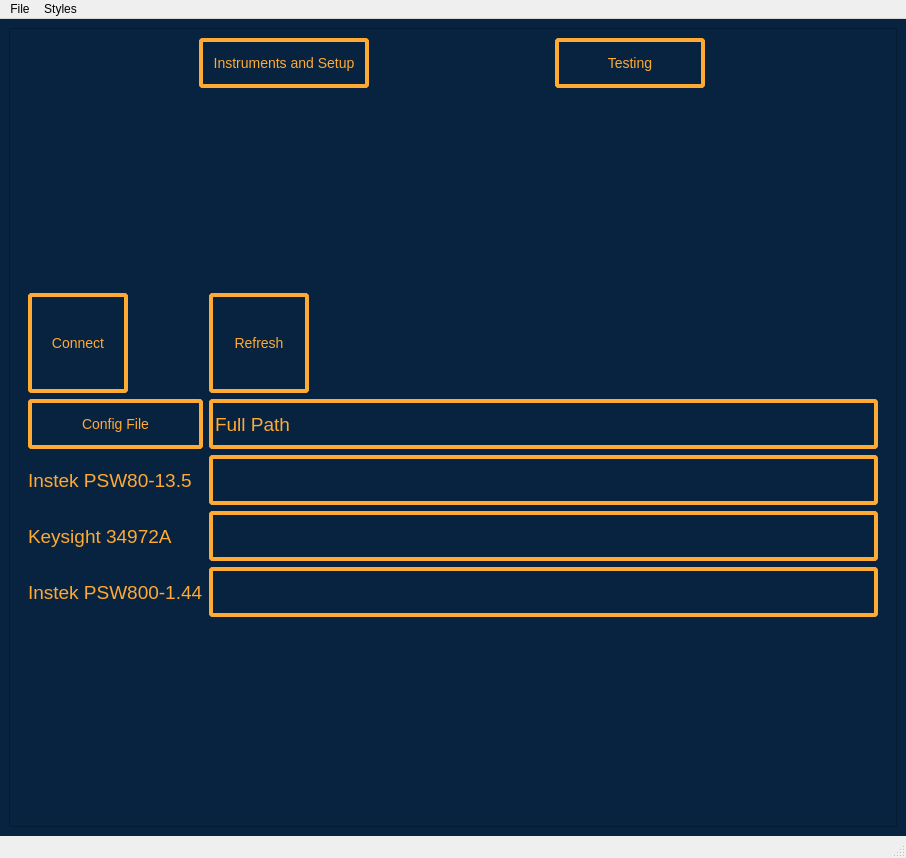
The window that PWRAutomatedTest/385-0030-TestSet/385-0030-RevD-GUI.ui (ninja-lab/pluto) describes before a commit, drawn with Qt 5.
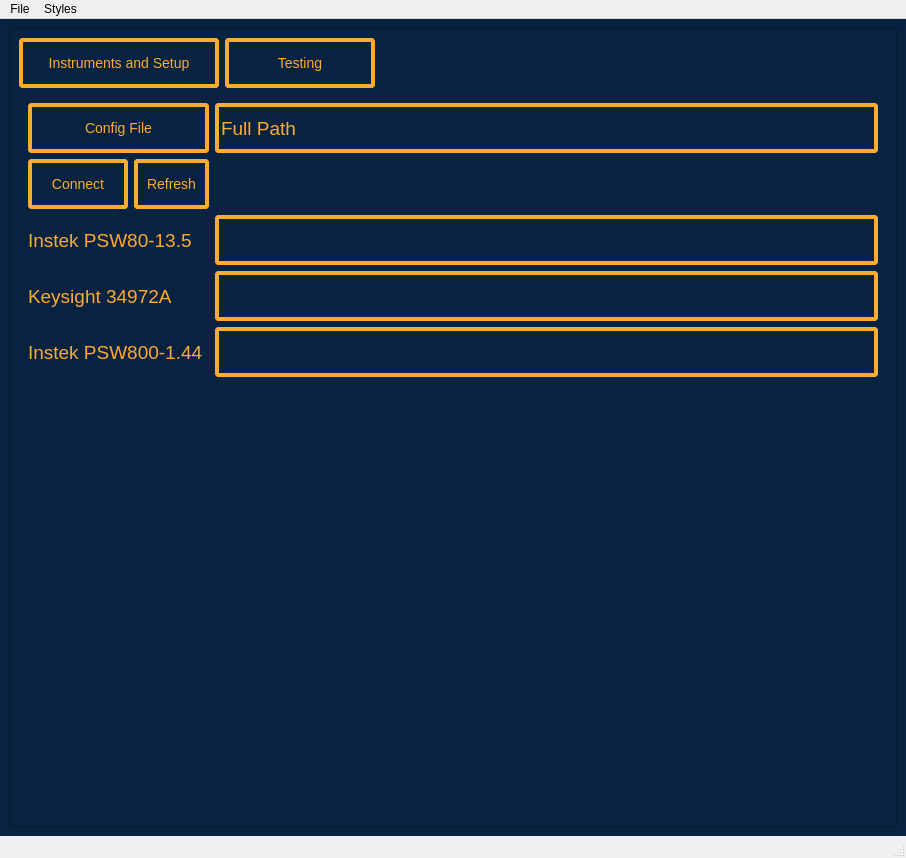
The same window after the commit. The open tabs and pages were chosen to show the change. Icons and pictures are not drawn.

Commit message: 1. updated GUI 2. changed threading scheme around 3. fixed bugs TODO: write results file to disk

```diff
--- a/PWRAutomatedTest/385-0030-TestSet/385-0030-RevD-GUI.ui
+++ b/PWRAutomatedTest/385-0030-TestSet/385-0030-RevD-GUI.ui
@@ -116,7 +116,7 @@
             </property>
             <property name="minimumSize">
              <size>
-              <width>0</width>
+              <width>200</width>
               <height>50</height>
              </size>
             </property>
@@ -144,7 +144,7 @@
             </property>
             <property name="minimumSize">
              <size>
-              <width>0</width>
+              <width>150</width>
               <height>50</height>
              </size>
             </property>
@@ -162,6 +162,19 @@
             </property>
            </widget>
           </item>
+          <item>
+           <spacer name="horizontalSpacer_2">
+            <property name="orientation">
+             <enum>Qt::Horizontal</enum>
+            </property>
+            <property name="sizeHint" stdset="0">
+             <size>
+              <width>40</width>
+              <height>20</height>
+             </size>
+            </property>
+           </spacer>
+          </item>
          </layout>
         </item>
         <item row="1" column="0">
@@ -309,8 +322,14 @@
            <layout class="QGridLayout" name="gridLayout_6">
             <item row="2" column="0">
              <layout class="QGridLayout" name="gridLayout_5">
-              <item row="2" column="1">
+              <item row="3" column="1" colspan="2">
                <widget class="QLabel" name="label_2">
+                <property name="minimumSize">
+                 <size>
+                  <width>0</width>
+                  <height>50</height>
+                 </size>
+                </property>
                 <property name="maximumSize">
                  <size>
                   <width>16777215</width>
@@ -322,8 +341,14 @@
                 </property>
                </widget>
               </item>
-              <item row="3" column="1">
+              <item row="4" column="1" colspan="2">
                <widget class="QLabel" name="label_4">
+                <property name="minimumSize">
+                 <size>
+                  <width>0</width>
+                  <height>50</height>
+                 </size>
+                </property>
                 <property name="maximumSize">
                  <size>
                   <width>16777215</width>
@@ -335,8 +360,14 @@
                 </property>
                </widget>
               </item>
-              <item row="4" column="1">
+              <item row="5" column="1" colspan="2">
                <widget class="QLabel" name="label_3">
+                <property name="minimumSize">
+                 <size>
+                  <width>0</width>
+                  <height>50</height>
+                 </size>
+                </property>
                 <property name="maximumSize">
                  <size>
                   <width>16777215</width>
@@ -348,38 +379,7 @@
                 </property>
                </widget>
               </item>
-              <item row="0" column="1">
-               <widget class="QPushButton" name="PSW80ConnectButton">
-                <property name="enabled">
-                 <bool>true</bool>
-                </property>
-                <property name="sizePolicy">
-                 <sizepolicy hsizetype="Preferred" vsizetype="Preferred">
-                  <horstretch>0</horstretch>
-                  <verstretch>0</verstretch>
-                 </sizepolicy>
-                </property>
-                <property name="maximumSize">
-                 <size>
-                  <width>100</width>
-                  <height>100</height>
-                 </size>
-                </property>
-                <property name="toolTip">
-                 <string extracomment="Enter Serial Number First"/>
-                </property>
-                <property name="text">
-                 <string>Connect</string>
-                </property>
-                <property name="default">
-                 <bool>false</bool>
-                </property>
-                <property name="flat">
-                 <bool>false</bool>
-                </property>
-               </widget>
-              </item>
-              <item row="2" column="2">
+              <item row="3" column="4">
                <widget class="QLineEdit" name="PSW80LineEdit">
                 <property name="sizePolicy">
                  <sizepolicy hsizetype="Expanding" vsizetype="Preferred">
@@ -398,7 +398,7 @@
                 </property>
                </widget>
               </item>
-              <item row="4" column="2">
+              <item row="5" column="4">
                <widget class="QLineEdit" name="PSW800LineEdit">
                 <property name="sizePolicy">
                  <sizepolicy hsizetype="Expanding" vsizetype="Preferred">
@@ -417,7 +417,7 @@
                 </property>
                </widget>
               </item>
-              <item row="3" column="2">
+              <item row="4" column="4">
                <widget class="QLineEdit" name="KeysightLineEdit">
                 <property name="sizePolicy">
                  <sizepolicy hsizetype="Expanding" vsizetype="Preferred">
@@ -436,7 +436,7 @@
                 </property>
                </widget>
               </item>
-              <item row="1" column="2">
+              <item row="1" column="4">
                <widget class="QLineEdit" name="ConfigFileLineEdit">
                 <property name="sizePolicy">
                  <sizepolicy hsizetype="Expanding" vsizetype="Preferred">
@@ -455,7 +455,7 @@
                 </property>
                </widget>
               </item>
-              <item row="1" column="1">
+              <item row="1" column="1" colspan="2">
                <widget class="QPushButton" name="ConfigFileSelectButton">
                 <property name="sizePolicy">
                  <sizepolicy hsizetype="Preferred" vsizetype="Preferred">
@@ -463,12 +463,55 @@
                   <verstretch>0</verstretch>
                  </sizepolicy>
                 </property>
+                <property name="minimumSize">
+                 <size>
+                  <width>100</width>
+                  <height>50</height>
+                 </size>
+                </property>
                 <property name="text">
                  <string>Config File</string>
                 </property>
                </widget>
               </item>
-              <item row="0" column="2">
+              <item row="2" column="1">
+               <widget class="QPushButton" name="PSW80ConnectButton">
+                <property name="enabled">
+                 <bool>true</bool>
+                </property>
+                <property name="sizePolicy">
+                 <sizepolicy hsizetype="Preferred" vsizetype="Preferred">
+                  <horstretch>0</horstretch>
+                  <verstretch>0</verstretch>
+                 </sizepolicy>
+                </property>
+                <property name="minimumSize">
+                 <size>
+                  <width>100</width>
+                  <height>50</height>
+                 </size>
+                </property>
+                <property name="maximumSize">
+                 <size>
+                  <width>100</width>
+                  <height>100</height>
+                 </size>
+                </property>
+                <property name="toolTip">
+                 <string extracomment="Enter Serial Number First"/>
+                </property>
+                <property name="text">
+                 <string>Connect</string>
+                </property>
+                <property name="default">
+                 <bool>false</bool>
+                </property>
+                <property name="flat">
+                 <bool>false</bool>
+                </property>
+               </widget>
+              </item>
+              <item row="2" column="2">
                <widget class="QPushButton" name="RefreshButton">
                 <property name="sizePolicy">
                  <sizepolicy hsizetype="Preferred" vsizetype="Preferred">
@@ -476,6 +519,12 @@
                   <verstretch>0</verstretch>
                  </sizepolicy>
                 </property>
+                <property name="minimumSize">
+                 <size>
+                  <width>75</width>
+                  <height>50</height>
+                 </size>
+                </property>
                 <property name="maximumSize">
                  <size>
                   <width>100</width>
@@ -489,6 +538,19 @@
               </item>
              </layout>
             </item>
+            <item row="3" column="0">
+             <spacer name="verticalSpacer">
+              <property name="orientation">
+               <enum>Qt::Vertical</enum>
+              </property>
+              <property name="sizeHint" stdset="0">
+               <size>
+                <width>20</width>
+                <height>40</height>
+               </size>
+              </property>
+             </spacer>
+            </item>
            </layout>
           </widget>
          </widget>
```
Left out of the diff: 66 changed lines with no effect on the pictures. The commit also changes 2 other files.
